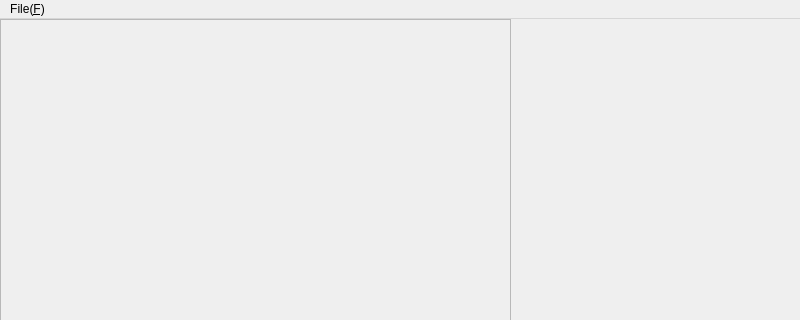
Above: batchwindow.ui from jiemojiemo/ImageProcessWithQtOpencv before the change; both pictures show x 0 to 800 and y 0 to 320 of the 800 by 600 pixel window. Below: the same form after it.
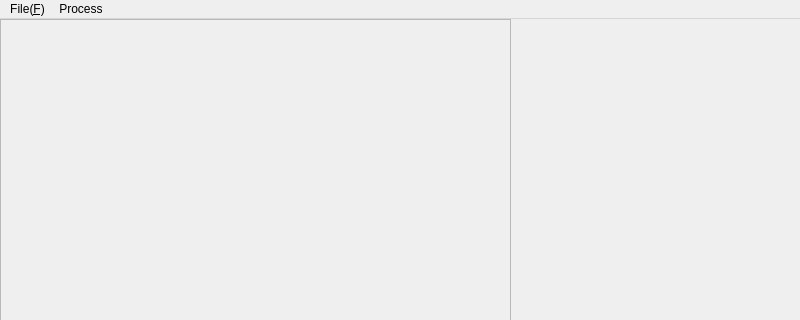
That is the form after the change.

The edit to the form file:
```diff
--- a/batchwindow.ui
+++ b/batchwindow.ui
@@ -55,7 +55,14 @@
     <addaction name="actionOpen_New_Image"/>
     <addaction name="actionClear_All"/>
    </widget>
+   <widget class="QMenu" name="menuProcess">
+    <property name="title">
+     <string>Process</string>
+    </property>
+    <addaction name="actionGray_Scale"/>
+   </widget>
    <addaction name="menuFile_F"/>
+   <addaction name="menuProcess"/>
   </widget>
   <widget class="QStatusBar" name="statusbar"/>
   <action name="actionOpen_New_Folder">
```
Left out of the diff: 5 changed lines with no effect on the pictures.
